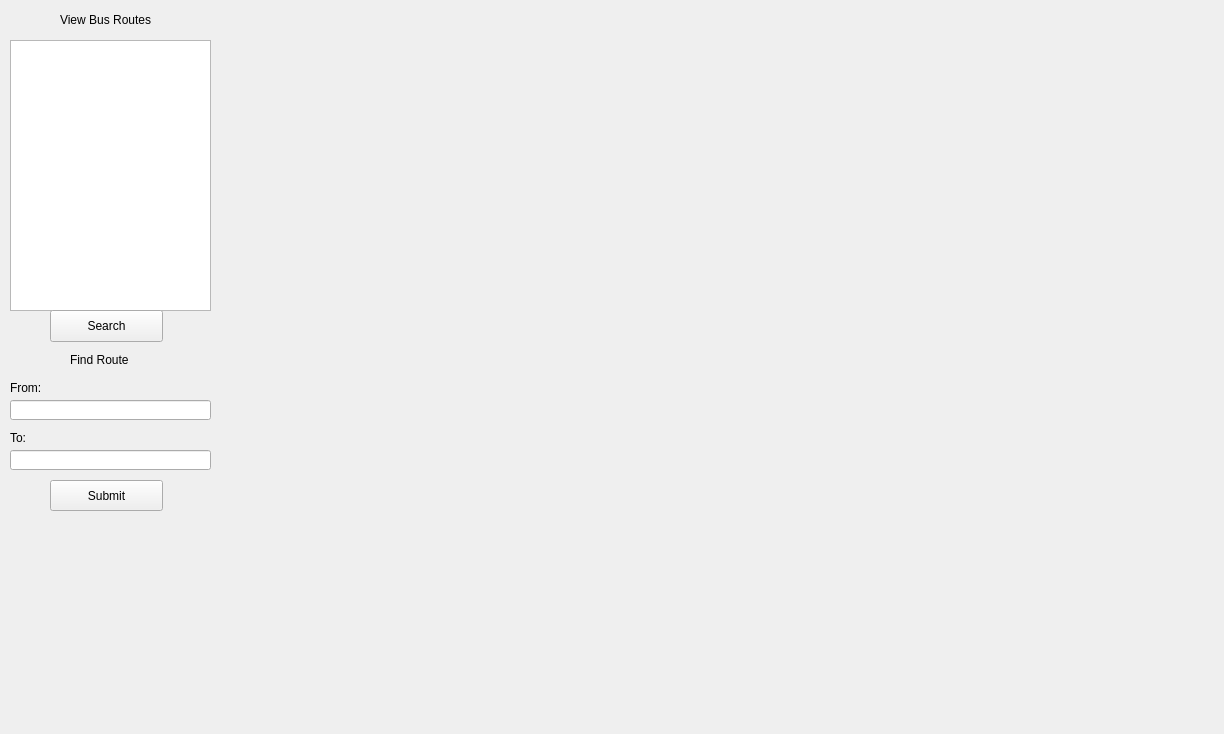
Before: the Qt Designer form MainGUI.ui in woshityj/CSC1108_Route_Finder_Project, drawn with Qt 5.
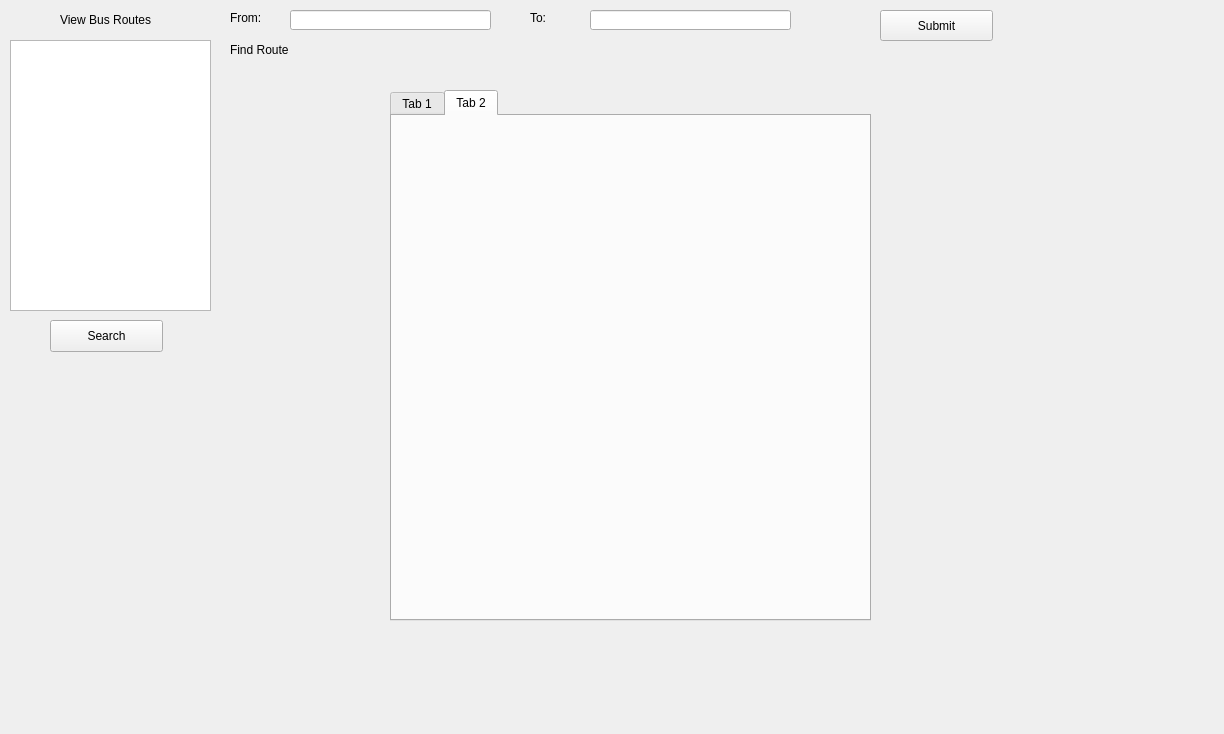
After: the same form once the commit is applied.

Diff of the .ui file:
```diff
--- a/MainGUI.ui
+++ b/MainGUI.ui
@@ -27,7 +27,7 @@
    <property name="geometry">
     <rect>
      <x>50</x>
-     <y>310</y>
+     <y>320</y>
      <width>113</width>
      <height>32</height>
     </rect>
@@ -36,22 +36,11 @@
     <string>Search</string>
    </property>
   </widget>
-  <widget class="QWidget" name="gridLayoutWidget">
-   <property name="geometry">
-    <rect>
-     <x>220</x>
-     <y>10</y>
-     <width>951</width>
-     <height>711</height>
-    </rect>
-   </property>
-   <layout class="QGridLayout" name="gridLayout"/>
-  </widget>
   <widget class="QLineEdit" name="fromTextField">
    <property name="geometry">
     <rect>
-     <x>10</x>
-     <y>400</y>
+     <x>290</x>
+     <y>10</y>
      <width>201</width>
      <height>20</height>
     </rect>
@@ -60,8 +49,8 @@
   <widget class="QPushButton" name="getRouteButton">
    <property name="geometry">
     <rect>
-     <x>50</x>
-     <y>480</y>
+     <x>880</x>
+     <y>10</y>
      <width>113</width>
      <height>31</height>
     </rect>
@@ -73,8 +62,8 @@
   <widget class="QLabel" name="label">
    <property name="geometry">
     <rect>
-     <x>10</x>
-     <y>380</y>
+     <x>230</x>
+     <y>10</y>
      <width>60</width>
      <height>15</height>
     </rect>
@@ -86,8 +75,8 @@
   <widget class="QLabel" name="label_2">
    <property name="geometry">
     <rect>
-     <x>10</x>
-     <y>430</y>
+     <x>530</x>
+     <y>10</y>
      <width>60</width>
      <height>15</height>
     </rect>
@@ -99,8 +88,8 @@
   <widget class="QLineEdit" name="toTextField">
    <property name="geometry">
     <rect>
-     <x>10</x>
-     <y>450</y>
+     <x>590</x>
+     <y>10</y>
      <width>201</width>
      <height>20</height>
     </rect>
@@ -122,8 +111,8 @@
   <widget class="QLabel" name="label_4">
    <property name="geometry">
     <rect>
-     <x>70</x>
-     <y>350</y>
+     <x>230</x>
+     <y>40</y>
      <width>71</width>
      <height>20</height>
     </rect>
@@ -132,6 +121,51 @@
     <string>Find Route</string>
    </property>
   </widget>
+  <widget class="QTabWidget" name="mapTabWidget">
+   <property name="geometry">
+    <rect>
+     <x>390</x>
+     <y>90</y>
+     <width>481</width>
+     <height>531</height>
+    </rect>
+   </property>
+   <property name="currentIndex">
+    <number>1</number>
+   </property>
+   <widget class="QWidget" name="tab">
+    <attribute name="title">
+     <string>Tab 1</string>
+    </attribute>
+    <widget class="QWidget" name="gridLayoutWidget">
+     <property name="geometry">
+      <rect>
+       <x>0</x>
+       <y>0</y>
+       <width>471</width>
+       <height>501</height>
+      </rect>
+     </property>
+     <layout class="QGridLayout" name="gridLayout1"/>
+    </widget>
+   </widget>
+   <widget class="QWidget" name="tab_2">
+    <attribute name="title">
+     <string>Tab 2</string>
+    </attribute>
+    <widget class="QWidget" name="gridLayoutWidget_2">
+     <property name="geometry">
+      <rect>
+       <x>0</x>
+       <y>0</y>
+       <width>471</width>
+       <height>501</height>
+      </rect>
+     </property>
+     <layout class="QGridLayout" name="gridLayout2"/>
+    </widget>
+   </widget>
+  </widget>
  </widget>
  <resources/>
  <connections/>
```
